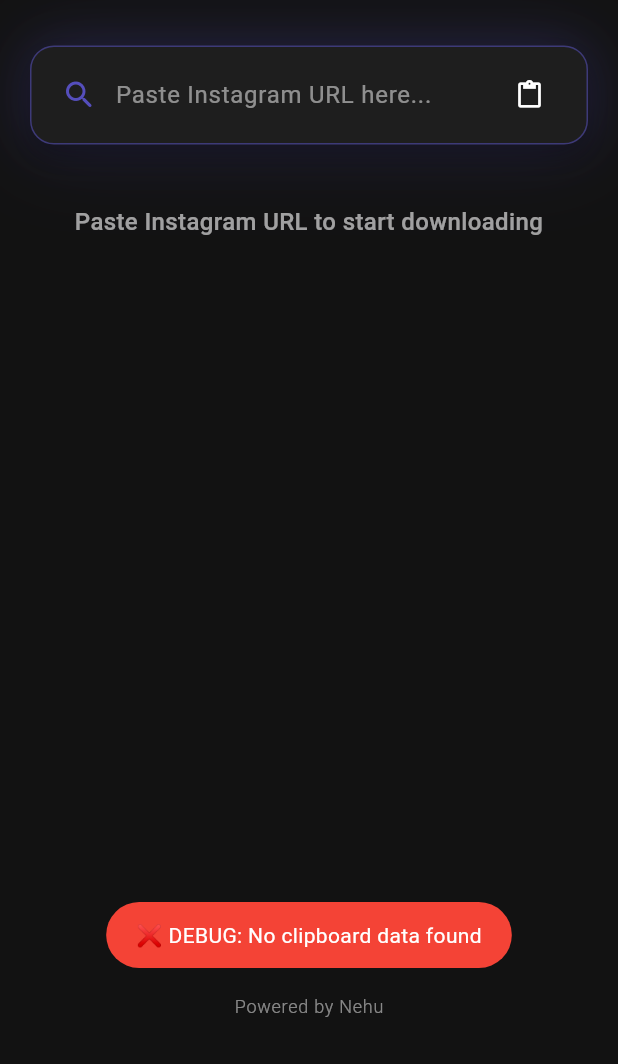
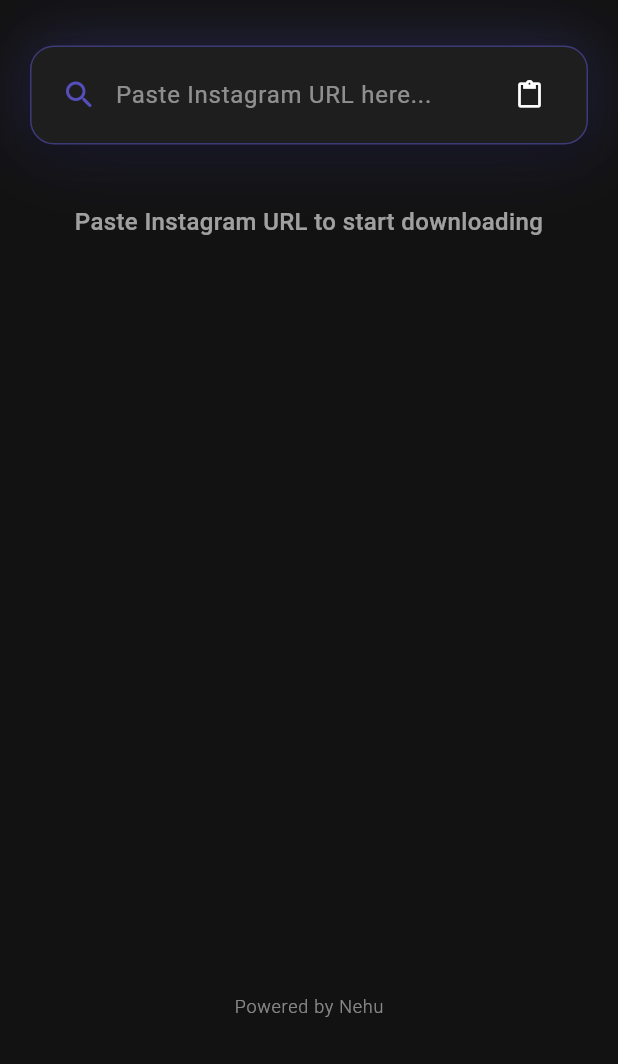
Before and after one commit to hiotakuofficial-cloud/GetInsta, a Flutter app: the screen it shows after launch, after a tap on the "content paste" icon, on a phone screen of 412 x 824 dp, the part 172-1236 px from its top. Run offline on Flutter 3.47's test engine with Material 3 defaults, Android fonts, the phone set to English and light mode, and no system bars; our stand-ins replace chewie, connectivity_plus, flutter_local_notifications, fluttertoast, permission_handler, shared_preferences and 1 more; missing offline and left inert: screen_brightness, volume_controller; Roboto replaces fonts that are missing (Cursive).

Commit message:
Remove debug toasts properly

```diff
--- a/lib/home_screen.dart
+++ b/lib/home_screen.dart
@@ -155,7 +155,6 @@ class _HomeScreenState extends State<HomeScreen> with TickerProviderStateMixin {
 
   void _onPastePressed() async {
     Fluttertoast.showToast(
-      msg: "📋 DEBUG: Paste pressed, hasText: $_hasText",
       backgroundColor: Colors.grey,
       toastLength: Toast.LENGTH_LONG
     );
@@ -166,7 +165,6 @@ class _HomeScreenState extends State<HomeScreen> with TickerProviderStateMixin {
       if (url.isNotEmpty) {
         _isQuickAction = false; // Manual input = show options
         Fluttertoast.showToast(
-          msg: "⌨️ DEBUG: Manual input detected, Quick: $_isQuickAction",
           backgroundColor: Colors.indigo,
           toastLength: Toast.LENGTH_LONG
         );
@@ -188,14 +186,12 @@ class _HomeScreenState extends State<HomeScreen> with TickerProviderStateMixin {
         // Auto-process for quick action
         _isQuickAction = true; // Paste from clipboard = quick download
         Fluttertoast.showToast(
-          msg: "📋 DEBUG: Clipboard paste detected, Quick: $_isQuickAction, URL: ${data.text!.substring(0, data.text!.length > 30 ? 30 : data.text!.length)}...",
           backgroundColor: Colors.teal,
           toastLength: Toast.LENGTH_LONG
         );
         _processInstagramUrl(data.text!);
       } else {
         Fluttertoast.showToast(
-          msg: "❌ DEBUG: No clipboard data found",
           backgroundColor: Colors.red,
           toastLength: Toast.LENGTH_LONG
         );
@@ -206,7 +202,6 @@ class _HomeScreenState extends State<HomeScreen> with TickerProviderStateMixin {
   void _processInstagramUrl(String url) async {
     // Debug toast to see what URL is received
     Fluttertoast.showToast(
-      msg: "🔍 DEBUG: Received URL: ${url.substring(0, url.length > 50 ? 50 : url.length)}...",
       backgroundColor: Colors.orange,
       toastLength: Toast.LENGTH_LONG
     );
@@ -214,7 +209,6 @@ class _HomeScreenState extends State<HomeScreen> with TickerProviderStateMixin {
     // Check if it's YouTube or Pinterest first
     if (YouTubePinterestHandler.isYouTubeUrl(url)) {
       Fluttertoast.showToast(
-        msg: "🎥 DEBUG: Detected YouTube URL, Quick: $_isQuickAction",
         backgroundColor: Colors.blue,
         toastLength: Toast.LENGTH_LONG
       );
@@ -229,7 +223,6 @@ class _HomeScreenState extends State<HomeScreen> with TickerProviderStateMixin {
 
     // Debug for Instagram detection
     Fluttertoast.showToast(
-      msg: "📷 DEBUG: Processing as Instagram URL",
       backgroundColor: Colors.purple,
       toastLength: Toast.LENGTH_LONG
     );
@@ -1372,7 +1365,6 @@ class _HomeScreenState extends State<HomeScreen> with TickerProviderStateMixin {
   // YouTube processing
   void _processYouTubeUrl(String url) async {
     Fluttertoast.showToast(
-      msg: "🎥 DEBUG: YouTube processing started, Quick: $_isQuickAction",
       backgroundColor: Colors.blue,
       toastLength: Toast.LENGTH_LONG
     );
@@ -1391,7 +1383,6 @@ class _HomeScreenState extends State<HomeScreen> with TickerProviderStateMixin {
       // Use the quick action flag instead of text field check
       if (_isQuickAction) {
         Fluttertoast.showToast(
-          msg: "⚡ DEBUG: Starting quick YouTube download...",
           backgroundColor: Colors.green,
           toastLength: Toast.LENGTH_LONG
         );
@@ -1400,7 +1391,6 @@ class _HomeScreenState extends State<HomeScreen> with TickerProviderStateMixin {
         final result = await YouTubePinterestHandler.quickDownloadYouTube(url);
 
         Fluttertoast.showToast(
-          msg: "📊 DEBUG: Quick download result: ${result['success']}",
           backgroundColor: Colors.yellow,
           toastLength: Toast.LENGTH_LONG
         );
@@ -1436,7 +1426,6 @@ class _HomeScreenState extends State<HomeScreen> with TickerProviderStateMixin {
         }
       } else {
         Fluttertoast.showToast(
-          msg: "🎛️ DEBUG: Showing YouTube options UI...",
           backgroundColor: Colors.cyan,
           toastLength: Toast.LENGTH_LONG
         );
```
